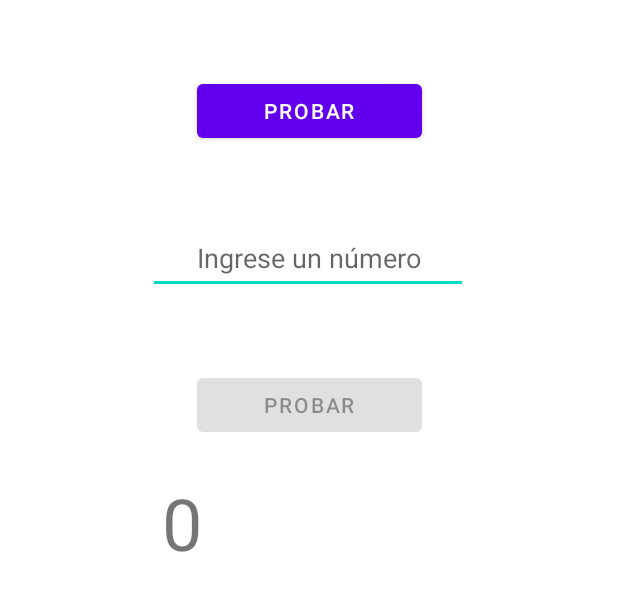
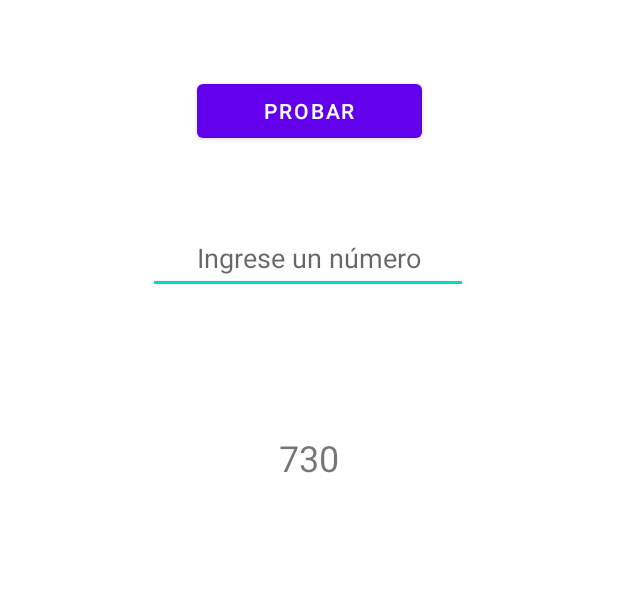
Before and after one commit to JuanFidelDelgado/JuegoAdivinanza, an Android app: the screen it shows after launch (MainActivity), after a tap on "PROBAR", on a phone screen of 412 x 824 dp, the part 143-754 px from its top. Run offline under Robolectric (Android 15) with nearby library versions, the phone set to English and light mode, and no system bars; 1 statement that could not run was skipped; 1 other tap on this screen came first.

Commit message:
Segundo Commit

```diff
--- a/app/src/main/java/com/example/juego/MainActivity.java
+++ b/app/src/main/java/com/example/juego/MainActivity.java
@@ -9,14 +9,15 @@ import android.widget.EditText;
 import android.widget.TextView;
 import android.widget.Toast;
 
-public class MainActivity extends AppCompatActivity implements View.OnClickListener {
+public class MainActivity extends AppCompatActivity implements View.OnClickListener{
 
     private TextView lblTitulo;
     private Button btnAccion;
     private EditText txtNumero;
-    private TextView lblNumero;
+    private TextView lblNumero, lblNumero1;
 
     int n= (int) Math.floor(Math.random()*1000);
+    int contador=0;
 
     @Override
     protected void onCreate(Bundle savedInstanceState) {
@@ -28,19 +29,28 @@ public class MainActivity extends AppCompatActivity implements View.OnClickListe
         btnAccion.setOnClickListener(this);
         txtNumero=findViewById(R.id.txtNumero);
         lblNumero=findViewById(R.id.lblNumero);
+        lblNumero1=findViewById(R.id.lblNumero1);
+        Toast.makeText(this, "ADIVINA QUE NÚMERO ESTOY PENSANDO...", Toast.LENGTH_LONG).show();
     }
 
-    @Override
+    //@Override
     public void onClick(View v) {
-        btnAccion.setText("Probar");
         int prueba= Integer.parseInt(txtNumero.getText().toString());
-        int suma=prueba+n;
-        lblNumero.setText(""+prueba);
-        if (n>1) {
-            Toast.makeText(this, "FELICITACIONES!! Adivinaste el número "+prueba, Toast.LENGTH_LONG).show();
+        if (prueba==n) {
+            //Toast.makeText(this, "ADIVINASTE!!! "+n+" ERA EL NÚMERO CORRECTO"+"\n LO LOGRASTE DESPUÉS DE "+contador+" INTENTOS", Toast.LENGTH_LONG).show();
+            lblNumero.setText("LO LOGRASTE!!! "+"\nADIVINASTE!!! "+n+" ERA EL NÚMERO CORRECTO"+"\nLO LOGRASTE DESPUÉS DE "+contador+" INTENTOS");
+            //finish();
         } else {
-            Toast.makeText(this, "Sigue intentando", Toast.LENGTH_LONG).show();
+            if (prueba>n) {
+                contador+=1;
+                Toast.makeText(this, "JAJAJA... EL NÚMERO QUE ESTOY PENSANDO ES MENOR", Toast.LENGTH_LONG).show();
+                txtNumero.setText("");
+            } else {
+                contador+=1;
+                Toast.makeText(this, "JAJAJA... EL NÚMERO QUE ESTOY PENSANDO ES MAYOR", Toast.LENGTH_LONG).show();
+                txtNumero.setText("");
+            }
         }
-
+        lblNumero1.setText(""+n);
     }
 }
--- a/app/src/main/res/layout/activity_main.xml
+++ b/app/src/main/res/layout/activity_main.xml
@@ -43,35 +43,35 @@
         android:layout_marginStart="100dp"
         android:layout_marginTop="50dp"
         android:layout_marginEnd="100dp"
-        android:text="Comenzar"
+        android:text="Probar"
         app:layout_constraintEnd_toEndOf="parent"
         app:layout_constraintStart_toStartOf="parent"
-        app:layout_constraintTop_toBottomOf="@+id/lblTitulo" />
+        app:layout_constraintTop_toBottomOf="@+id/lblTitulo"
+        tools:ignore="DuplicateClickableBoundsCheck" />
 
     <TextView
         android:id="@+id/lblNumero"
         android:layout_width="wrap_content"
         android:layout_height="wrap_content"
         android:layout_marginStart="70dp"
-        android:layout_marginTop="120dp"
+        android:layout_marginTop="30dp"
         android:layout_marginEnd="70dp"
-        android:hint="TextView"
-        android:textSize="48sp"
+        android:textSize="24sp"
         app:layout_constraintEnd_toEndOf="parent"
         app:layout_constraintStart_toStartOf="parent"
         app:layout_constraintTop_toBottomOf="@+id/txtNumero" />
 
-    <Button
-        android:id="@+id/btnProbar"
-        android:layout_width="150dp"
-        android:layout_height="48dp"
-        android:layout_marginStart="100dp"
-        android:layout_marginTop="50dp"
-        android:layout_marginEnd="100dp"
-        android:enabled="false"
-        android:text="Probar"
+    <TextView
+        android:id="@+id/lblNumero1"
+        android:layout_width="wrap_content"
+        android:layout_height="wrap_content"
+        android:layout_marginStart="70dp"
+        android:layout_marginTop="30dp"
+        android:layout_marginEnd="70dp"
+        android:textSize="24sp"
+        android:textAlignment="center"
         app:layout_constraintEnd_toEndOf="parent"
         app:layout_constraintStart_toStartOf="parent"
-        app:layout_constraintTop_toBottomOf="@+id/txtNumero" />
+        app:layout_constraintTop_toBottomOf="@+id/lblNumero" />
 
 </androidx.constraintlayout.widget.ConstraintLayout>
```
